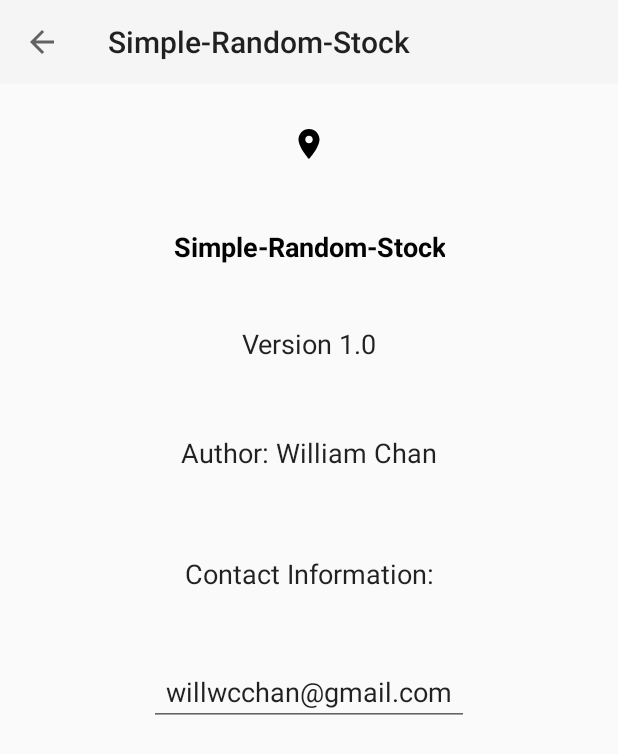
After one commit to WillWcchan/Simple-Random-Stock, an Android app: the AboutActivity screen opened directly, with no data from a screen before it, on a phone screen of 412 x 824 dp. The commit adds this screen. Shown: the top 754 px of the screen. Run offline under Robolectric (Android 15) with nearby library versions, the phone set to English and light mode, and no system bars.

Commit message:
Created the about activity page

```diff
--- a/app/build.gradle
+++ b/app/build.gradle
@@ -33,7 +33,8 @@ dependencies {
     // Room components
     implementation "androidx.room:room-runtime:$room_version"
     implementation "androidx.room:room-rxjava2:$room_version"
-    annotationProcessor "androidx.room:room-compiler:$room_version" // For Kotlin use kapt instead of annotationProcessor
+    annotationProcessor "androidx.room:room-compiler:$room_version"
+    // For Kotlin use kapt instead of annotationProcessor
     testImplementation "androidx.room:room-testing:$room_version"
 
     // Lifecycle components
--- a/app/src/main/AndroidManifest.xml
+++ b/app/src/main/AndroidManifest.xml
@@ -9,6 +9,15 @@
         android:roundIcon="@mipmap/ic_launcher_round"
         android:supportsRtl="true"
         android:theme="@style/Theme.AppCompat.DayNight.NoActionBar">
+        <activity
+            android:name=".activities.AboutActivity"
+            android:parentActivityName=".MainActivity">
+
+            <!-- Parent activity meta-data to support 4.0 and lower -->
+            <meta-data
+                android:name="android.support.PARENT_ACTIVITY"
+                android:value="com.willchan.simple_random_stock.MainActivity"></meta-data>
+        </activity>
         <activity android:name=".MainActivity">
             <intent-filter>
                 <action android:name="android.intent.action.MAIN" />
--- a/app/src/main/java/com/willchan/simple_random_stock/MainActivity.java
+++ b/app/src/main/java/com/willchan/simple_random_stock/MainActivity.java
@@ -1,13 +1,15 @@
 package com.willchan.simple_random_stock;
 
+import android.content.Intent;
 import android.os.Bundle;
 import android.view.Menu;
 import android.view.MenuInflater;
 import android.view.MenuItem;
-import android.widget.Toast;
 
 import androidx.appcompat.app.AppCompatActivity;
 import androidx.appcompat.widget.Toolbar;
+
+import com.willchan.simple_random_stock.activities.AboutActivity;
 
 public class MainActivity extends AppCompatActivity {
 
@@ -28,7 +30,8 @@ public class MainActivity extends AppCompatActivity {
     public boolean onOptionsItemSelected(MenuItem item) {
         switch (item.getItemId()) {
             case R.id.about:
-                Toast.makeText(this, "About", Toast.LENGTH_SHORT).show();
+                Intent intent = new Intent(this, AboutActivity.class);
+                startActivity(intent);
                 return true;
             default:
                 return super.onOptionsItemSelected(item);
--- /dev/null
+++ b/app/src/main/java/com/willchan/simple_random_stock/activities/AboutActivity.java
@@ -0,0 +1,31 @@
+package com.willchan.simple_random_stock.activities;
+
+import android.os.Bundle;
+
+import androidx.appcompat.app.ActionBar;
+import androidx.appcompat.app.AppCompatActivity;
+import androidx.appcompat.widget.Toolbar;
+
+import com.willchan.simple_random_stock.R;
+
+public class AboutActivity extends AppCompatActivity {
+
+
+    @Override
+    protected void onCreate(Bundle savedInstanceState) {
+        super.onCreate(savedInstanceState);
+        setContentView(R.layout.activity_about);
+
+        // Source: https://developer.android.com/training/appbar/up-action
+        Toolbar toolBar = findViewById(R.id.toolbar);
+        setSupportActionBar(toolBar);
+
+        // Get a support Actionbar corresponding to this toolbar
+        ActionBar ab = getSupportActionBar();
+
+        // Enable the Up Button
+        ab.setDisplayHomeAsUpEnabled(true);
+    }
+
+
+}
--- /dev/null
+++ b/app/src/main/res/drawable/ic_place.xml
@@ -0,0 +1,9 @@
+<vector xmlns:android="http://schemas.android.com/apk/res/android"
+    android:width="24dp"
+    android:height="24dp"
+    android:viewportWidth="24.0"
+    android:viewportHeight="24.0">
+    <path
+        android:fillColor="#FF000000"
+        android:pathData="M12,2C8.13,2 5,5.13 5,9c0,5.25 7,13 7,13s7,-7.75 7,-13c0,-3.87 -3.13,-7 -7,-7zM12,11.5c-1.38,0 -2.5,-1.12 -2.5,-2.5s1.12,-2.5 2.5,-2.5 2.5,1.12 2.5,2.5 -1.12,2.5 -2.5,2.5z" />
+</vector>
--- /dev/null
+++ b/app/src/main/res/layout/activity_about.xml
@@ -0,0 +1,97 @@
+<?xml version="1.0" encoding="utf-8"?>
+<androidx.constraintlayout.widget.ConstraintLayout xmlns:android="http://schemas.android.com/apk/res/android"
+    xmlns:app="http://schemas.android.com/apk/res-auto"
+    xmlns:tools="http://schemas.android.com/tools"
+    android:layout_width="match_parent"
+    android:layout_height="match_parent"
+    tools:context=".activities.AboutActivity">
+
+    <!-- Idea for About Activity page: https://github.com/redlor/Minitask -->
+    <androidx.appcompat.widget.Toolbar
+        android:id="@+id/toolbar"
+        android:layout_width="0dp"
+        android:layout_height="wrap_content"
+        android:background="?attr/colorPrimary"
+        android:minHeight="?attr/actionBarSize"
+        app:layout_constraintEnd_toEndOf="parent"
+        app:layout_constraintStart_toStartOf="parent"
+        app:layout_constraintTop_toTopOf="parent"
+        app:theme="@style/Theme.AppCompat.DayNight.NoActionBar" />
+
+    <ImageView
+        android:id="@+id/imageView"
+        android:layout_width="wrap_content"
+        android:layout_height="wrap_content"
+        android:layout_marginTop="28dp"
+        android:src="@drawable/ic_place"
+        app:layout_constraintEnd_toEndOf="parent"
+        app:layout_constraintStart_toStartOf="parent"
+        app:layout_constraintTop_toBottomOf="@+id/toolbar" />
+
+    <EditText
+        android:id="@+id/about_app_name"
+        android:layout_width="wrap_content"
+        android:layout_height="wrap_content"
+        android:layout_marginTop="44dp"
+        android:background="@null"
+        android:focusableInTouchMode="false"
+        android:gravity="center"
+        android:text="@string/app_name"
+        android:textColor="#040303"
+        android:textStyle="bold"
+        app:layout_constraintEnd_toEndOf="parent"
+        app:layout_constraintStart_toStartOf="parent"
+        app:layout_constraintTop_toBottomOf="@+id/imageView" />
+
+    <EditText
+        android:id="@+id/about_version"
+        android:layout_width="wrap_content"
+        android:layout_height="wrap_content"
+        android:layout_marginTop="40dp"
+        android:background="@null"
+        android:focusableInTouchMode="false"
+        android:gravity="center"
+        android:text="@string/current_version"
+        app:layout_constraintEnd_toEndOf="parent"
+        app:layout_constraintStart_toStartOf="parent"
+        app:layout_constraintTop_toBottomOf="@+id/about_app_name" />
+
+    <EditText
+        android:id="@+id/about_author"
+        android:layout_width="wrap_content"
+        android:layout_height="wrap_content"
+        android:layout_marginTop="48dp"
+        android:background="@null"
+        android:focusableInTouchMode="false"
+        android:text="@string/author_name"
+        app:layout_constraintEnd_toEndOf="parent"
+        app:layout_constraintStart_toStartOf="parent"
+        app:layout_constraintTop_toBottomOf="@+id/about_version" />
+
+    <EditText
+        android:id="@+id/about_contact_information"
+        android:layout_width="wrap_content"
+        android:layout_height="wrap_content"
+        android:layout_marginTop="56dp"
+        android:background="@null"
+        android:focusableInTouchMode="false"
+        android:text="@string/contact_information"
+        app:layout_constraintEnd_toEndOf="parent"
+        app:layout_constraintStart_toStartOf="parent"
+        app:layout_constraintTop_toBottomOf="@+id/about_author" />
+
+    <EditText
+        android:id="@+id/about_email"
+        android:layout_width="wrap_content"
+        android:layout_height="wrap_content"
+        android:layout_marginTop="44dp"
+        android:ems="10"
+        android:focusableInTouchMode="false"
+        android:gravity="center"
+        android:inputType="textEmailAddress"
+        android:text="@string/email_address"
+        app:layout_constraintEnd_toEndOf="parent"
+        app:layout_constraintStart_toStartOf="parent"
+        app:layout_constraintTop_toBottomOf="@+id/about_contact_information" />
+
+</androidx.constraintlayout.widget.ConstraintLayout>
--- a/app/src/main/res/values/strings.xml
+++ b/app/src/main/res/values/strings.xml
@@ -1,3 +1,7 @@
 <resources>
     <string name="app_name">Simple-Random-Stock</string>
+    <string name="email_address">willwcchan@gmail.com</string>
+    <string name="contact_information">Contact Information:</string>
+    <string name="author_name">Author: William Chan</string>
+    <string name="current_version">Version 1.0</string>
 </resources>
```
